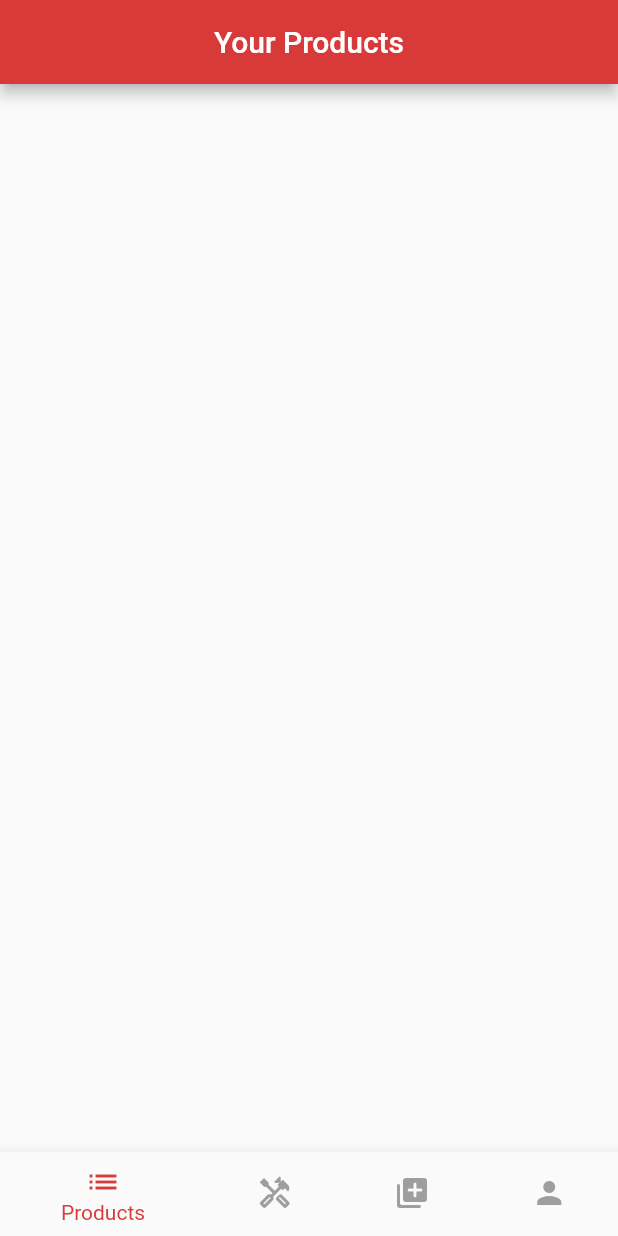
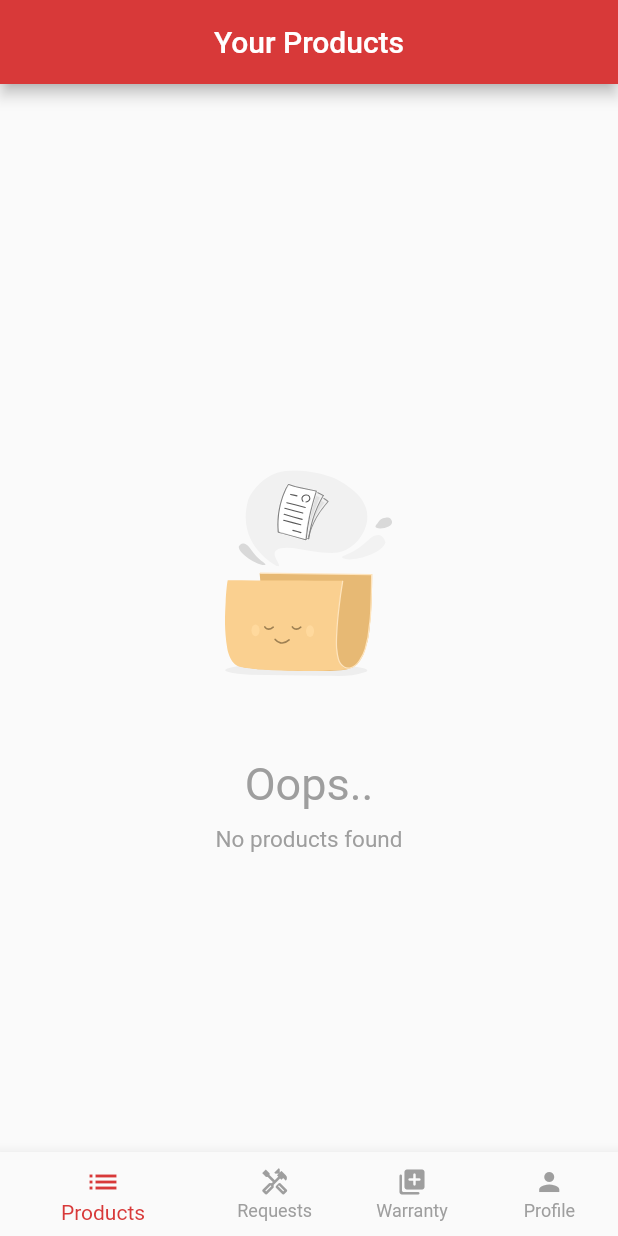
Before and after one commit to subhendupsingh/autofy_warranty_app, a Flutter app: the HomePageScreen screen opened directly, on a phone screen of 412 x 824 dp. Run offline on Flutter 3.47's test engine with Material 2 defaults, Android fonts, the phone set to English and light mode, and no system bars; our stand-ins replace cached_network_image, dartz, dio, email_validator, file_picker, flutter_easyloading and 8 more; missing offline and left inert: google_ml_vision, syncfusion_flutter_pdf; accounts and stored records are empty; network calls fail.

Commit message:
bugs fixed

```diff
--- a/autofy_warranty_app/lib/Model/userProductModelForHive.dart
+++ b/autofy_warranty_app/lib/Model/userProductModelForHive.dart
@@ -28,6 +28,9 @@ class UserProductModelForHive {
   @HiveField(7)
   bool? showRepairButton;
 
+  @HiveField(8)
+  String? purchaseDate;
+
   UserProductModelForHive({
     this.productName,
     this.productSKU,
@@ -37,5 +40,6 @@ class UserProductModelForHive {
     this.warrantyStatus,
     this.numberOfRepairRequestsLeft,
     this.showRepairButton,
+    this.purchaseDate,
   });
 }
--- a/autofy_warranty_app/lib/main.dart
+++ b/autofy_warranty_app/lib/main.dart
@@ -4,7 +4,6 @@ import 'package:autofy_warranty_app/controllers/authController.dart';
 import 'package:autofy_warranty_app/controllers/ocrController.dart';
 import 'package:autofy_warranty_app/pages/homepage/homepageController.dart';
 import 'package:autofy_warranty_app/pages/homepage/homepageScreen.dart';
-import 'package:autofy_warranty_app/pages/repairScreen/repairScreenController.dart';
 import 'package:autofy_warranty_app/pages/signIn/signInPage.dart';
 import 'package:autofy_warranty_app/services/apiService.dart';
 import 'package:autofy_warranty_app/utils/constants.dart';
--- a/autofy_warranty_app/lib/pages/homepage/bottomNavigationBar.dart
+++ b/autofy_warranty_app/lib/pages/homepage/bottomNavigationBar.dart
@@ -11,6 +11,9 @@ class GetBottomNaviGationBar extends StatelessWidget {
         unselectedItemColor: Colors.grey,
         selectedItemColor: AppColors.primaryColor,
         currentIndex: controller.bottomNavigationBarIndex.value,
+        showUnselectedLabels: true,
+        unselectedFontSize: 12,
+        unselectedIconTheme: IconThemeData(size: 20),
         onTap: (value) => controller.changePage(value),
         items: [
           BottomNavigationBarItem(
@@ -20,13 +23,13 @@ class GetBottomNaviGationBar extends StatelessWidget {
             ),
           ),
           BottomNavigationBarItem(
-            label: "Repair Request",
+            label: "Requests",
             icon: Icon(
               Icons.handyman_outlined,
             ),
           ),
           BottomNavigationBarItem(
-            label: "Register Warranty",
+            label: "Warranty",
             icon: Icon(
               Icons.library_add_rounded,
             ),
--- a/autofy_warranty_app/lib/pages/repairScreen/repairScreen.dart
+++ b/autofy_warranty_app/lib/pages/repairScreen/repairScreen.dart
@@ -5,6 +5,7 @@ import 'package:autofy_warranty_app/pages/homepage/homepageController.dart';
 import 'package:autofy_warranty_app/pages/homepage/homepageScreen.dart';
 import 'package:autofy_warranty_app/pages/repairScreen/generatePDF.dart';
 import 'package:autofy_warranty_app/pages/repairScreen/repairScreenController.dart';
+import 'package:autofy_warranty_app/pages/serviceRequests/serviceRequestController.dart';
 import 'package:autofy_warranty_app/pages/widgets/btn.dart';
 import 'package:autofy_warranty_app/pages/widgets/textField.dart';
 import 'package:autofy_warranty_app/utils/constants.dart';
@@ -381,9 +382,9 @@ class _RepairProductScreenState extends State<RepairProductScreen> {
         ),
         bounds: Rect.fromLTWH(0, 550, page.size.width / 2, 250));
     page.graphics.drawString(
-        "(Take print out of this page and attach to your box.)",
+        "Take print out of this page or write with a pen on a plain\npaper in the following format and stick on the box: \n1) Service Request Number\n2) To Address\n3) From Address",
         PdfStandardFont(PdfFontFamily.helvetica, 10, style: PdfFontStyle.bold),
-        bounds: Rect.fromLTWH(270, 730, page.size.width / 2, 250));
+        bounds: Rect.fromLTWH(250, 700, page.size.width / 2, 250));
 
     List<int> bytes = pdfDocument.save();
     await saveAndLunchFile(bytes, "${result["productSKU"]}.pdf");
--- a/autofy_warranty_app/lib/pages/userProduct/userProductScreen.dart
+++ b/autofy_warranty_app/lib/pages/userProduct/userProductScreen.dart
@@ -1,19 +1,42 @@
 import 'package:autofy_warranty_app/Model/userProductModelForHive.dart';
 import 'package:autofy_warranty_app/pages/userProduct/userProductListTile.dart';
 import 'package:autofy_warranty_app/utils/constants.dart';
+import 'package:autofy_warranty_app/utils/helpers.dart';
 import 'package:flutter/material.dart';
 import 'package:hive/hive.dart';
+import 'package:lottie/lottie.dart';
 
 class UserProducts extends StatelessWidget {
   final Box<UserProductModelForHive> userProductBox =
       Hive.box(BoxNames.userProductBoxName);
   @override
   Widget build(BuildContext context) {
-    return ListView.builder(
-      itemBuilder: (context, index) => BuildUserProductListTile(
-        userProductModel: userProductBox.get(index)!,
-      ),
-      itemCount: userProductBox.length,
-    );
+    return userProductBox.isEmpty
+        ? Center(
+            child: Column(
+              mainAxisAlignment: MainAxisAlignment.center,
+              children: [
+                Lottie.asset(
+                  "assets/lottie/empty_list.json",
+                  height: 250,
+                ),
+                Text(
+                  "Oops..",
+                  style: TextStyle(color: Colors.grey, fontSize: 30),
+                ),
+                emptyVerticalBox(height: 10),
+                Text(
+                  "No products found",
+                  style: TextStyle(color: Colors.grey, fontSize: 15),
+                )
+              ],
+            ),
+          )
+        : ListView.builder(
+            itemBuilder: (context, index) => BuildUserProductListTile(
+              userProductModel: userProductBox.get(index)!,
+            ),
+            itemCount: userProductBox.length,
+          );
   }
 }
--- a/autofy_warranty_app/lib/services/apiService.dart
+++ b/autofy_warranty_app/lib/services/apiService.dart
@@ -77,9 +77,8 @@ class ApiService extends getx.GetxService {
           await _dio.post('/api/v1/warranty/activate', queryParameters: data);
 
       if (res.statusCode == 200) {
-        getx.Get.snackbar(
-            "Warranty activation request has been sent for approval", "",
-            colorText: Colors.green, backgroundColor: Colors.white);
+        await EasyLoading.dismiss();
+        return "success";
       }
     } on DioError catch (e) {
       print(e.response!.data["message"]);
@@ -91,6 +90,7 @@ class ApiService extends getx.GetxService {
     } finally {
       await EasyLoading.dismiss();
     }
+    return "";
   }
 
   Future<Either<String, List<ServiceRequestModel>>>
--- a/autofy_warranty_app/lib/services/localStorageService.dart
+++ b/autofy_warranty_app/lib/services/localStorageService.dart
@@ -87,6 +87,7 @@ class LocalStoragaeService {
           numberOfRepairRequestsLeft:
               userProductRecord["numberOfRepairRequestsLeft"],
           showRepairButton: userProductRecord["showRepairButton"],
+          purchaseDate: userProductRecord["purchaseDate"] ?? "",
         );
         await userProductBox.add(userProductModel);
       },
```
Also changed, not shown: autofy_warranty_app/lib/pages/uploadInvoice/uploadInvoiceScreen.dart (+5 -3 lines), autofy_warranty_app/lib/pages/uploadInvoice/userDetailsScreen.dart (+52 -2 lines), autofy_warranty_app/lib/pages/userProduct/userProductListTile.dart (+30 -9 lines), autofy_warranty_app/lib/Model/userProductModelForHive.g.dart, autofy_warranty_app/pubspec.lock.
